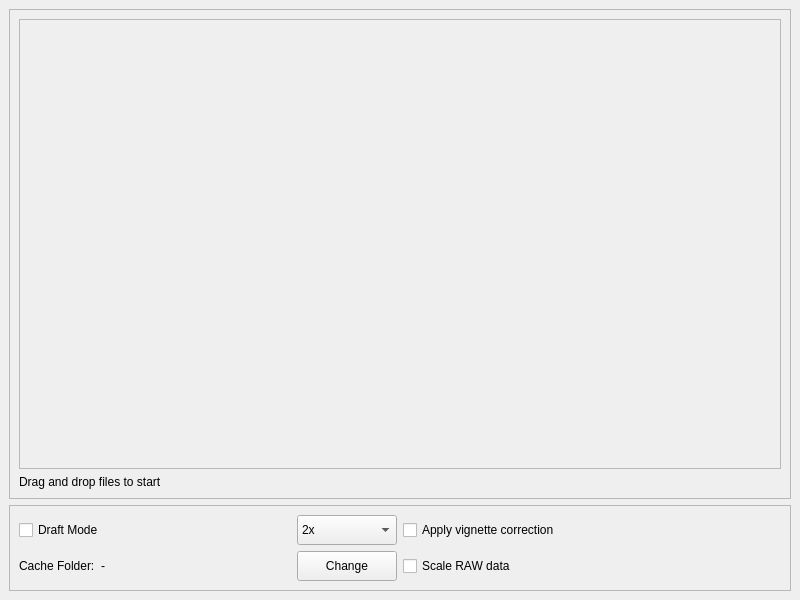
Qt form ui/mainwindow.ui (xtrul/motioncam-fs) before a commit.
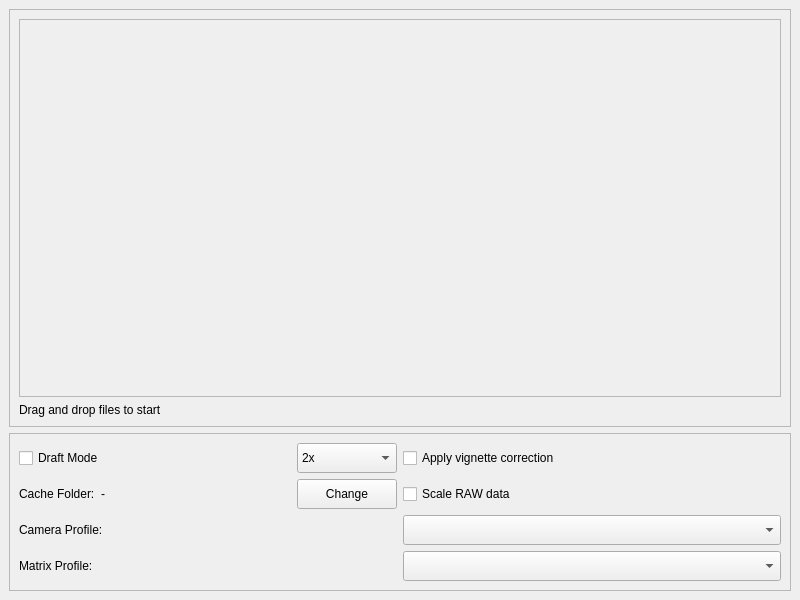
The same form after that commit.

Commit message: Add metadata override profiles

The edit to the form file:
```diff
--- a/ui/mainwindow.ui
+++ b/ui/mainwindow.ui
@@ -184,8 +184,42 @@
            </item>
           </widget>
          </item>
-        </layout>
-       </item>
+       </layout>
+      </item>
+      <item row="2" column="0">
+       <widget class="QLabel" name="cameraProfileLabel">
+        <property name="text">
+         <string>Camera Profile:</string>
+        </property>
+       </widget>
+      </item>
+      <item row="2" column="1">
+       <widget class="QComboBox" name="cameraProfileBox">
+        <property name="minimumSize">
+         <size>
+          <width>150</width>
+          <height>30</height>
+         </size>
+        </property>
+       </widget>
+      </item>
+      <item row="3" column="0">
+       <widget class="QLabel" name="matrixProfileLabel">
+        <property name="text">
+         <string>Matrix Profile:</string>
+        </property>
+       </widget>
+      </item>
+      <item row="3" column="1">
+       <widget class="QComboBox" name="matrixProfileBox">
+        <property name="minimumSize">
+         <size>
+          <width>150</width>
+          <height>30</height>
+         </size>
+        </property>
+       </widget>
+      </item>
       </layout>
      </widget>
     </item>
```
The commit also changes 6 other files.
